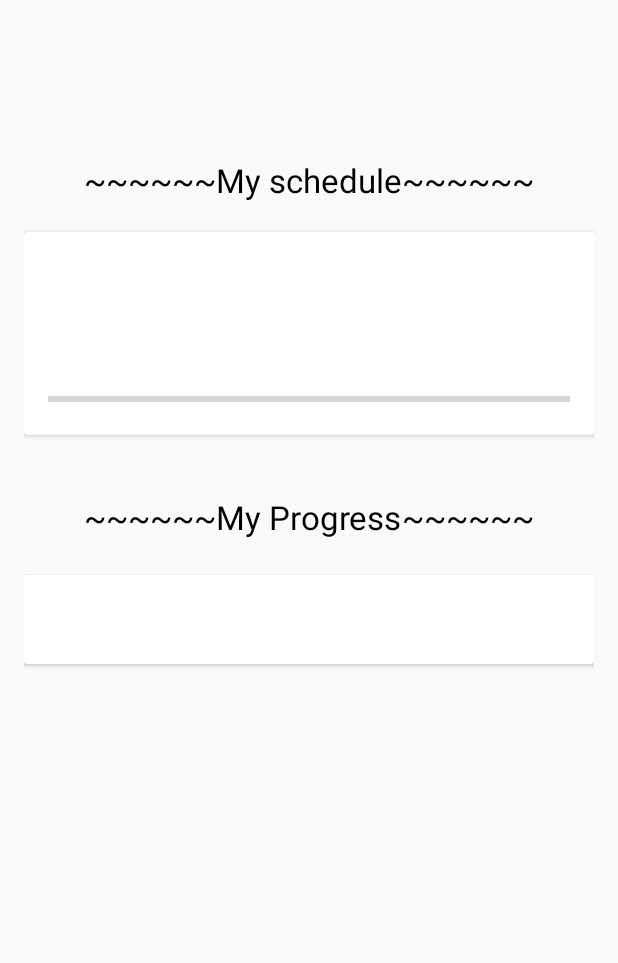
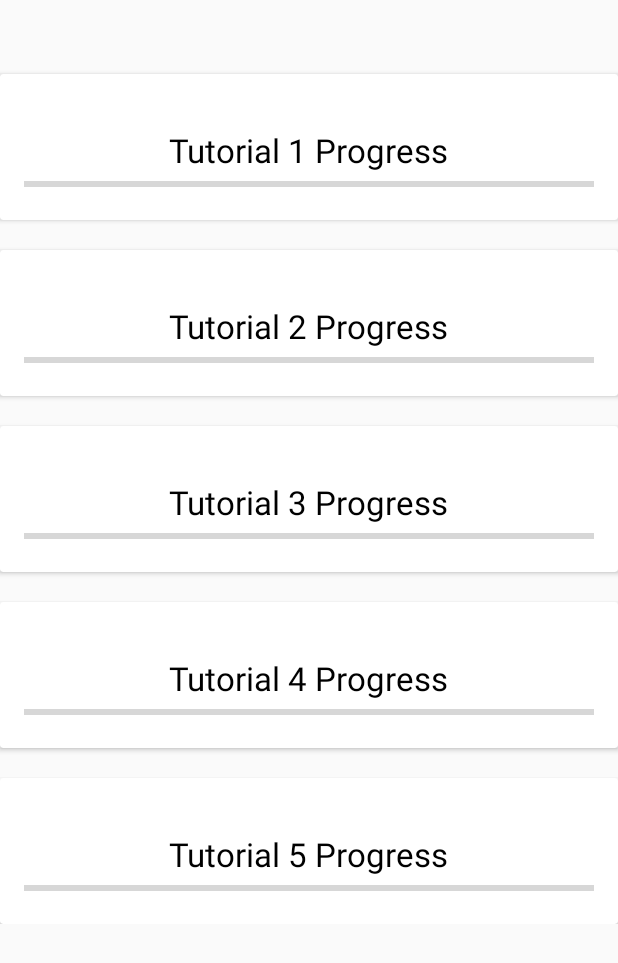
Before and after one commit to Kanyip10/Client, an Android app: the fragment Profile_fragment shown on its own in the app's theme, on a phone screen of 412 x 824 dp. Shown: the top 963 px of the screen. Run offline under Robolectric (Android 15) with nearby library versions, the phone set to English and light mode, and no system bars; libraries missing offline, so code that uses them is left out: retrofit2.adapter.rxjava, rx.android.schedulers, rx.schedulers, rx.subscriptions; 4 statements that could not run were skipped.

Commit message:
New Profile view

```diff
--- a/app/src/main/res/layout/content_main.xml
+++ b/app/src/main/res/layout/content_main.xml
@@ -1,21 +1,14 @@
 <?xml version="1.0" encoding="utf-8"?>
-<RelativeLayout xmlns:android="http://schemas.android.com/apk/res/android"
-    xmlns:app="http://schemas.android.com/apk/res-auto"
-    xmlns:tools="http://schemas.android.com/tools"
+<ScrollView xmlns:android="http://schemas.android.com/apk/res/android"
+    android:id="@+id/content_main_scroll"
+    android:orientation="vertical"
+    android:layout_width="match_parent"
+    android:layout_height="wrap_content"
+    >
+<RelativeLayout
     android:id="@+id/content_main"
     android:layout_width="match_parent"
-    android:layout_height="match_parent"
-    android:paddingBottom="@dimen/activity_vertical_margin"
-    android:paddingLeft="@dimen/activity_horizontal_margin"
-    android:paddingRight="@dimen/activity_horizontal_margin"
-    android:paddingTop="@dimen/activity_vertical_margin"
-    app:layout_behavior="@string/appbar_scrolling_view_behavior"
-    android:theme="@style/AppTheme.Profile"
-    tools:context="com.html5killer.ProfileActivity"    >
-
-
-
-
+    android:layout_height="match_parent">
 
 
     <TextView
@@ -26,16 +19,8 @@
         android:textColor="@android:color/black"
         android:textAppearance="?android:attr/textAppearanceLarge"/>
 
-    <TextView
-        android:id="@+id/tv_schedule"
-        android:layout_width="wrap_content"
-        android:layout_height="wrap_content"
-        android:layout_centerHorizontal="true"
-        android:layout_below="@+id/tv_name"
-        android:textColor="@android:color/black"
-        android:layout_marginTop="60dp"
-        android:text="My schedule"
-        android:textAppearance="?android:attr/textAppearanceLarge"/>
+<!-- Progress one-->
+
 
 
     <android.support.v7.widget.CardView
@@ -43,8 +28,8 @@
         android:layout_width="match_parent"
         android:layout_height="wrap_content"
         android:paddingTop="@dimen/activity_vertical_margin"
-        android:layout_marginTop="20dp"
-        android:layout_below="@+id/tv_schedule">
+        android:layout_below="@+id/tv_name"
+        android:layout_marginTop="20dp">
 
         <RelativeLayout
             android:layout_width="match_parent"
@@ -52,31 +37,14 @@
             android:layout_margin="@dimen/card_padding">
 
             <TextView
-                android:id="@+id/tv_email"
+                android:id="@+id/tv_schedule"
                 android:layout_width="wrap_content"
                 android:layout_height="wrap_content"
-                android:layout_marginTop="@dimen/card_items_margin"
                 android:layout_centerHorizontal="true"
-                android:textAppearance="?android:attr/textAppearanceMedium"/>
-
-            <TextView
-                android:id="@+id/tv_date"
-                android:layout_width="wrap_content"
-                android:layout_height="wrap_content"
-                android:layout_below="@+id/tv_email"
-                android:layout_marginTop="@dimen/card_items_margin"
-                android:layout_centerHorizontal="true"/>
-
-
-
-            <TextView
-                android:id="@+id/level1"
-                android:layout_width="wrap_content"
-                android:layout_height="wrap_content"
-                android:layout_below="@+id/tv_date"
-                android:layout_centerHorizontal="true"
-                android:layout_marginTop="@dimen/card_items_margin"
-                />
+                android:textColor="@android:color/black"
+                android:layout_marginTop="20dp"
+                android:text="Tutorial 1 Progress"
+                android:textAppearance="?android:attr/textAppearanceLarge"/>
 
             <ProgressBar
                 style="?android:attr/progressBarStyleHorizontal"
@@ -84,95 +52,159 @@
                 android:layout_height="wrap_content"
                 android:max="100"
                 android:id="@+id/progressBar"
-                android:layout_below="@+id/level1"/>
+                android:layout_below="@+id/tv_schedule"/>
 
 
         </RelativeLayout>
     </android.support.v7.widget.CardView>
 
-    <TextView
-        android:id="@+id/Progress"
-        android:layout_width="wrap_content"
-        android:layout_height="wrap_content"
-        android:layout_centerHorizontal="true"
-        android:layout_marginTop="40dp"
-        android:textColor="@android:color/black"
-        android:layout_below="@+id/card"
-        android:text="My Progress"
-        android:textAppearance="?android:attr/textAppearanceLarge"/>
 
+<!-- Progress two -->
     <android.support.v7.widget.CardView
-        android:id="@+id/card1"
+        android:id="@+id/card2"
         android:layout_width="match_parent"
         android:layout_height="wrap_content"
-        android:layout_marginTop="@dimen/button_margin"
-        android:layout_below="@+id/Progress">
+        android:paddingTop="@dimen/activity_vertical_margin"
+        android:layout_below="@+id/card"
+        android:layout_marginTop="20dp">
 
         <RelativeLayout
             android:layout_width="match_parent"
             android:layout_height="wrap_content"
             android:layout_margin="@dimen/card_padding">
 
-
             <TextView
-                android:id="@+id/level"
+                android:id="@+id/tv_schedule2"
                 android:layout_width="wrap_content"
                 android:layout_height="wrap_content"
+                android:layout_centerHorizontal="true"
+                android:textColor="@android:color/black"
+                android:layout_marginTop="20dp"
+                android:text="Tutorial 2 Progress"
+                android:textAppearance="?android:attr/textAppearanceLarge"/>
 
-                android:layout_centerHorizontal="true"
-                android:layout_marginTop="@dimen/card_items_margin"
-                />
+            <ProgressBar
+                style="?android:attr/progressBarStyleHorizontal"
+                android:layout_width="match_parent"
+                android:layout_height="wrap_content"
+                android:max="100"
+                android:id="@+id/progressBar2"
+                android:layout_below="@+id/tv_schedule2"/>
 
 
         </RelativeLayout>
     </android.support.v7.widget.CardView>
 
 
-    <TextView
-        android:id="@+id/tv_progresslayout"
-        android:layout_width="wrap_content"
+<!-- Progress 3-->
+
+    <android.support.v7.widget.CardView
+        android:id="@+id/card3"
+        android:layout_width="match_parent"
         android:layout_height="wrap_content"
-        android:textColor="@android:color/black"
-        android:text="~~~~~~"
-        android:layout_toLeftOf="@+id/tv_schedule"
-        android:textAppearance="?android:attr/textAppearanceLarge"
-        android:layout_above="@+id/card1"
-        android:layout_alignStart="@+id/tv_schedulelayout" />
+        android:paddingTop="@dimen/activity_vertical_margin"
+        android:layout_below="@+id/card2"
+        android:layout_marginTop="20dp">
 
-    <TextView
-        android:id="@+id/tv_progresslayout1"
-        android:layout_width="wrap_content"
-        android:layout_height="wrap_content"
-        android:textColor="@android:color/black"
-        android:text="~~~~~~"
-        android:layout_toRightOf="@+id/tv_schedule"
-        android:textAppearance="?android:attr/textAppearanceLarge"
-        android:layout_above="@+id/card1"
-        android:layout_alignStart="@+id/tv_schedulelayout1" />
+        <RelativeLayout
+            android:layout_width="match_parent"
+            android:layout_height="wrap_content"
+            android:layout_margin="@dimen/card_padding">
 
-    <TextView
-        android:id="@+id/tv_schedulelayout1"
-        android:layout_width="wrap_content"
-        android:layout_height="wrap_content"
-        android:textColor="@android:color/black"
-        android:text="~~~~~~"
-        android:layout_toRightOf="@+id/Progress"
-        android:textAppearance="?android:attr/textAppearanceLarge"
-        android:layout_alignBaseline="@+id/tv_schedule"
-        android:layout_alignBottom="@+id/tv_schedule"
-        android:layout_alignParentEnd="true"
-        android:layout_marginEnd="19dp" />
+            <TextView
+                android:id="@+id/tv_schedule3"
+                android:layout_width="wrap_content"
+                android:layout_height="wrap_content"
+                android:layout_centerHorizontal="true"
+                android:textColor="@android:color/black"
+                android:layout_marginTop="20dp"
+                android:text="Tutorial 3 Progress"
+                android:textAppearance="?android:attr/textAppearanceLarge"/>
 
-    <TextView
-        android:id="@+id/tv_schedulelayout"
-        android:layout_width="wrap_content"
-        android:layout_height="wrap_content"
-        android:textColor="@android:color/black"
-        android:text="~~~~~~"
-        android:textAppearance="?android:attr/textAppearanceLarge"
-        android:layout_alignBaseline="@+id/tv_schedule"
-        android:layout_alignBottom="@+id/tv_schedule"
-        android:layout_toStartOf="@+id/tv_schedule" />
+            <ProgressBar
+                style="?android:attr/progressBarStyleHorizontal"
+                android:layout_width="match_parent"
+                android:layout_height="wrap_content"
+                android:max="100"
+                android:id="@+id/progressBar3"
+                android:layout_below="@+id/tv_schedule3"/>
 
 
+        </RelativeLayout>
+    </android.support.v7.widget.CardView>
+
+    <!-- Progress 4-->
+
+    <android.support.v7.widget.CardView
+        android:id="@+id/card4"
+        android:layout_width="match_parent"
+        android:layout_height="wrap_content"
+        android:paddingTop="@dimen/activity_vertical_margin"
+        android:layout_below="@+id/card3"
+        android:layout_marginTop="20dp">
+
+        <RelativeLayout
+            android:layout_width="match_parent"
+            android:layout_height="wrap_content"
+            android:layout_margin="@dimen/card_padding">
+
+            <TextView
+                android:id="@+id/tv_schedule4"
+                android:layout_width="wrap_content"
+                android:layout_height="wrap_content"
+                android:layout_centerHorizontal="true"
+                android:textColor="@android:color/black"
+                android:layout_marginTop="20dp"
+                android:text="Tutorial 4 Progress"
+                android:textAppearance="?android:attr/textAppearanceLarge"/>
+
+            <ProgressBar
+                style="?android:attr/progressBarStyleHorizontal"
+                android:layout_width="match_parent"
+                android:layout_height="wrap_content"
+                android:max="100"
+                android:id="@+id/progressBar4"
+                android:layout_below="@+id/tv_schedule4"/>
+
+
+        </RelativeLayout>
+    </android.support.v7.widget.CardView>
+
+<!-- Progress 5 -->
+
+    <android.support.v7.widget.CardView
+        android:id="@+id/card5"
+        android:layout_width="match_parent"
+        android:layout_height="wrap_content"
+        android:paddingTop="@dimen/activity_vertical_margin"
+        android:layout_below="@+id/card4"
+        android:layout_marginTop="20dp">
+
+        <RelativeLayout
+            android:layout_width="match_parent"
+            android:layout_height="wrap_content"
+            android:layout_margin="@dimen/card_padding">
+
+            <TextView
+                android:id="@+id/tv_schedule5"
+                android:layout_width="wrap_content"
+                android:layout_height="wrap_content"
+                android:layout_centerHorizontal="true"
+                android:textColor="@android:color/black"
+                android:layout_marginTop="20dp"
+                android:text="Tutorial 5 Progress"
+                android:textAppearance="?android:attr/textAppearanceLarge"/>
+
+            <ProgressBar
+                style="?android:attr/progressBarStyleHorizontal"
+                android:layout_width="match_parent"
+                android:layout_height="wrap_content"
+                android:max="100"
+                android:id="@+id/progressBar5"
+                android:layout_below="@+id/tv_schedule5"/>
+
+
+        </RelativeLayout>
+    </android.support.v7.widget.CardView>
 </RelativeLayout>
+</ScrollView>
```
Also changed, not shown: 2 other files.
